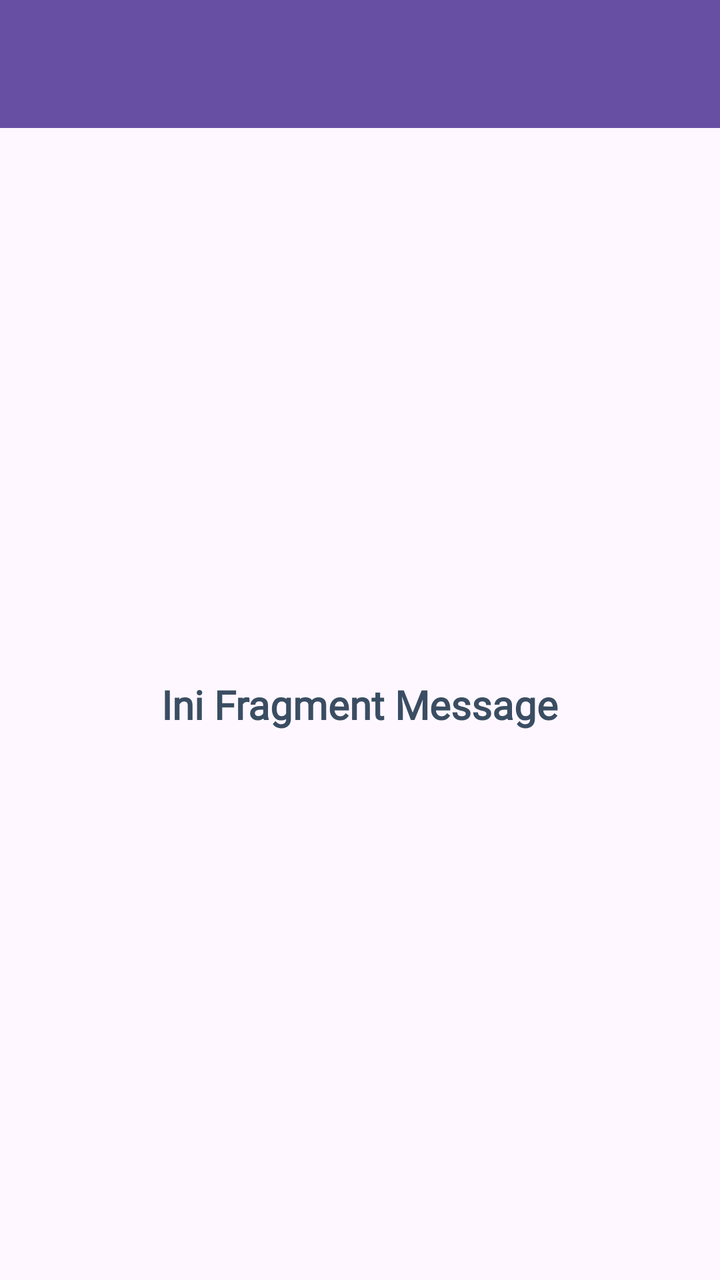
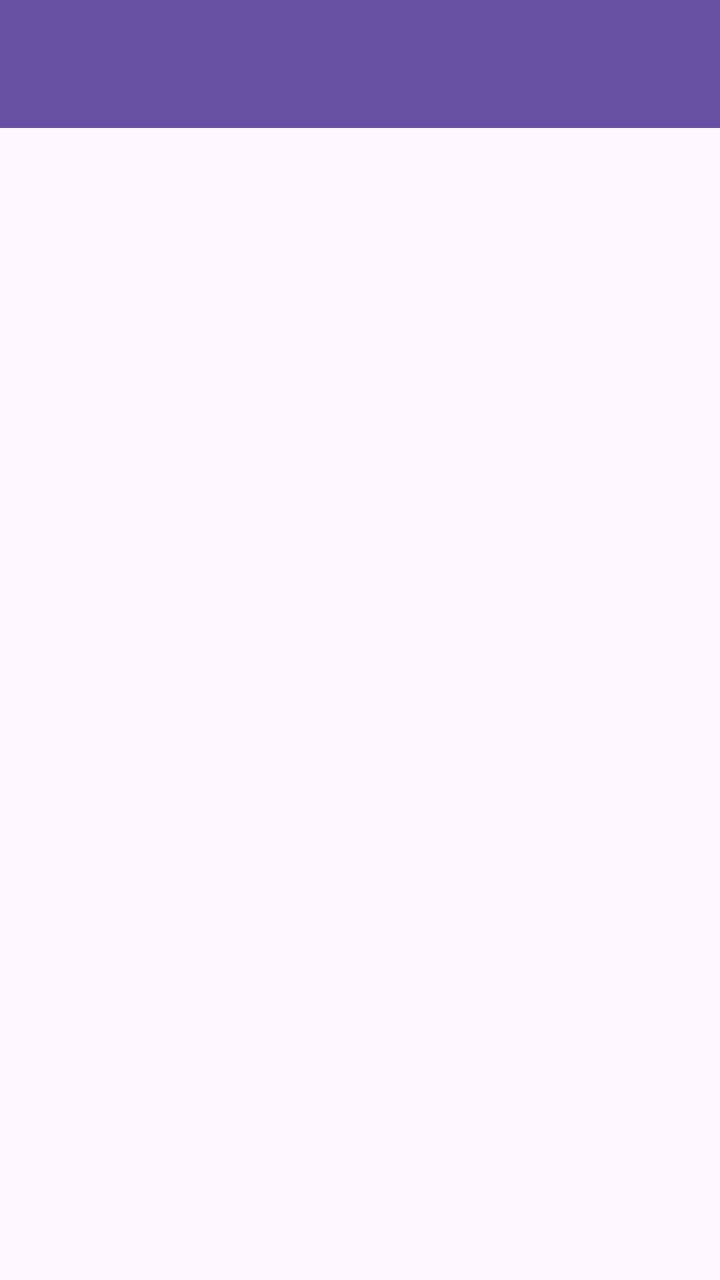

Two renders of the same Android screen: before a commit and after it. Below are the layout's source before the change and the commit's diff.
<!-- AndroidManifest.xml: application theme Theme.Salman3TIE -->
<!-- res/layout/fragment_message.xml -->
<?xml version="1.0" encoding="utf-8"?>
<androidx.constraintlayout.widget.ConstraintLayout xmlns:android="http://schemas.android.com/apk/res/android"
    xmlns:app="http://schemas.android.com/apk/res-auto"
    xmlns:tools="http://schemas.android.com/tools"
    android:id="@+id/main"
    android:layout_width="match_parent"
    android:layout_height="match_parent"
    tools:context=".message.MessageFragment">

    <androidx.appcompat.widget.Toolbar
        android:id="@+id/toolbar"
        android:layout_width="match_parent"
        android:layout_height="?attr/actionBarSize"
        android:background="?attr/colorPrimary"
        app:titleTextColor="@android:color/white"
        app:layout_constraintTop_toTopOf="parent" />

    <TextView
        android:id="@+id/textMessage"
        android:layout_width="wrap_content"
        android:layout_height="wrap_content"
        android:fontFamily="@font/monsterrat_black"
        android:text="Ini Fragment Message"
        android:textColor="@color/dark_slate"
        android:textSize="20sp"
        android:textStyle="bold"
        app:layout_constraintBottom_toBottomOf="parent"
        app:layout_constraintEnd_toEndOf="parent"
        app:layout_constraintStart_toStartOf="parent"
        app:layout_constraintTop_toBottomOf="@+id/toolbar" />

</androidx.constraintlayout.widget.ConstraintLayout>
<!-- resources referenced by this layout -->
<resources>
  <color name="dark_slate">#3A4D62</color>
  <style name="Theme.Salman3TIE" parent="Base.Theme.Salman3TIE" />
  <style name="Base.Theme.Salman3TIE" parent="Theme.Material3.DayNight.NoActionBar">
          
          
      </style>
</resources>

<!-- the commit's change to res/layout/fragment_message.xml (unified diff, before → after) -->
@@ -1,32 +1,31 @@
 <?xml version="1.0" encoding="utf-8"?>
-<androidx.constraintlayout.widget.ConstraintLayout xmlns:android="http://schemas.android.com/apk/res/android"
+<androidx.coordinatorlayout.widget.CoordinatorLayout xmlns:android="http://schemas.android.com/apk/res/android"
     xmlns:app="http://schemas.android.com/apk/res-auto"
     xmlns:tools="http://schemas.android.com/tools"
-    android:id="@+id/main"
     android:layout_width="match_parent"
     android:layout_height="match_parent"
     tools:context=".message.MessageFragment">
 
-    <androidx.appcompat.widget.Toolbar
-        android:id="@+id/toolbar"
+    <com.google.android.material.appbar.AppBarLayout
+        android:id="@+id/appBarLayout"
         android:layout_width="match_parent"
-        android:layout_height="?attr/actionBarSize"
-        android:background="?attr/colorPrimary"
-        app:titleTextColor="@android:color/white"
-        app:layout_constraintTop_toTopOf="parent" />
+        android:layout_height="wrap_content"
+        android:theme="@style/ThemeOverlay.AppCompat.Dark.ActionBar">
 
-    <TextView
-        android:id="@+id/textMessage"
-        android:layout_width="wrap_content"
-        android:layout_height="wrap_content"
-        android:fontFamily="@font/monsterrat_black"
-        android:text="Ini Fragment Message"
-        android:textColor="@color/dark_slate"
-        android:textSize="20sp"
-        android:textStyle="bold"
-        app:layout_constraintBottom_toBottomOf="parent"
-        app:layout_constraintEnd_toEndOf="parent"
-        app:layout_constraintStart_toStartOf="parent"
-        app:layout_constraintTop_toBottomOf="@+id/toolbar" />
+        <androidx.appcompat.widget.Toolbar
+            android:id="@+id/toolbar"
+            android:layout_width="match_parent"
+            android:layout_height="?attr/actionBarSize"
+            android:background="?attr/colorPrimary"
+            app:layout_scrollFlags="scroll|enterAlways"
+            app:titleTextColor="@android:color/white" />
 
-</androidx.constraintlayout.widget.ConstraintLayout>
+    </com.google.android.material.appbar.AppBarLayout>
+
+    <ListView
+        android:id="@+id/listMessageItem"
+        android:layout_width="match_parent"
+        android:layout_height="match_parent"
+        app:layout_behavior="@string/appbar_scrolling_view_behavior" />
+
+</androidx.coordinatorlayout.widget.CoordinatorLayout>
<!-- resource entries referenced after the edit -->
@@ -1,6 +1,5 @@
 <!-- resources referenced by this layout -->
 <resources>
-  <color name="dark_slate">#3A4D62</color>
   <style name="Theme.Salman3TIE" parent="Base.Theme.Salman3TIE" />
   <style name="Base.Theme.Salman3TIE" parent="Theme.Material3.DayNight.NoActionBar">
           
